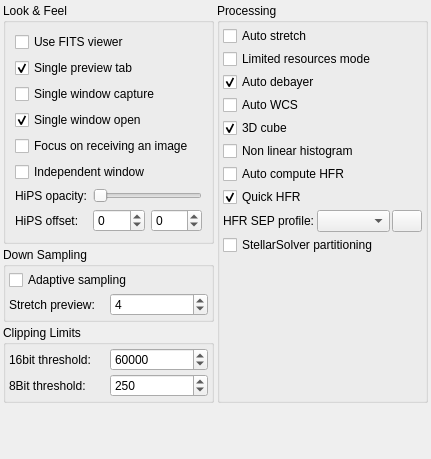
First picture: the form in kstars/fitsviewer/opsfits.ui, repository KDE/kstars, before the edit.
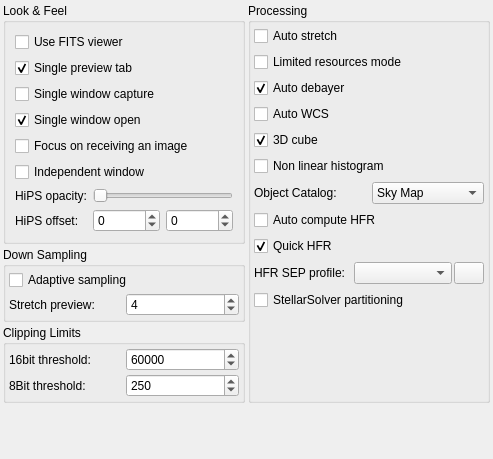
Second picture: the form after the edit.

Commit message: Fits Catalog Integration

Diff of the .ui file:
```diff
--- a/kstars/fitsviewer/opsfits.ui
+++ b/kstars/fitsviewer/opsfits.ui
@@ -6,7 +6,7 @@
    <rect>
     <x>0</x>
     <y>0</y>
-    <width>431</width>
+    <width>493</width>
     <height>459</height>
    </rect>
   </property>
@@ -333,9 +333,6 @@
         <string>Processing</string>
        </property>
        <layout class="QVBoxLayout" name="verticalLayout">
-        <property name="spacing">
-         <number>3</number>
-        </property>
         <property name="leftMargin">
          <number>3</number>
         </property>
@@ -414,6 +411,34 @@
           </property>
          </widget>
         </item>
+        <item>
+         <layout class="QHBoxLayout" name="horizontalLayout_4">
+          <item>
+           <widget class="QLabel" name="label_3">
+            <property name="toolTip">
+             <string>&lt;html&gt;&lt;head/&gt;&lt;body&gt;&lt;p&gt;Select a catalog to use to identify objects in the image. The default is the internal Sky Map. External catalogs require WCS and internet access.&lt;/p&gt;&lt;p&gt;&lt;span style=&quot; font-weight:600;&quot;&gt;Warning: Querying external catalogs can be slow on slow machines.&lt;/span&gt;&lt;/p&gt;&lt;/body&gt;&lt;/html&gt;</string>
+            </property>
+            <property name="text">
+             <string>Object Catalog:</string>
+            </property>
+           </widget>
+          </item>
+          <item>
+           <widget class="QComboBox" name="kcfg_FitsCatalog">
+            <item>
+             <property name="text">
+              <string>Sky Map</string>
+             </property>
+            </item>
+            <item>
+             <property name="text">
+              <string>Simbad</string>
+             </property>
+            </item>
+           </widget>
+          </item>
+         </layout>
+        </item>
         <item>
          <widget class="QCheckBox" name="kcfg_AutoHFR">
           <property name="toolTip">
```
The commit also changes 20 other files.
